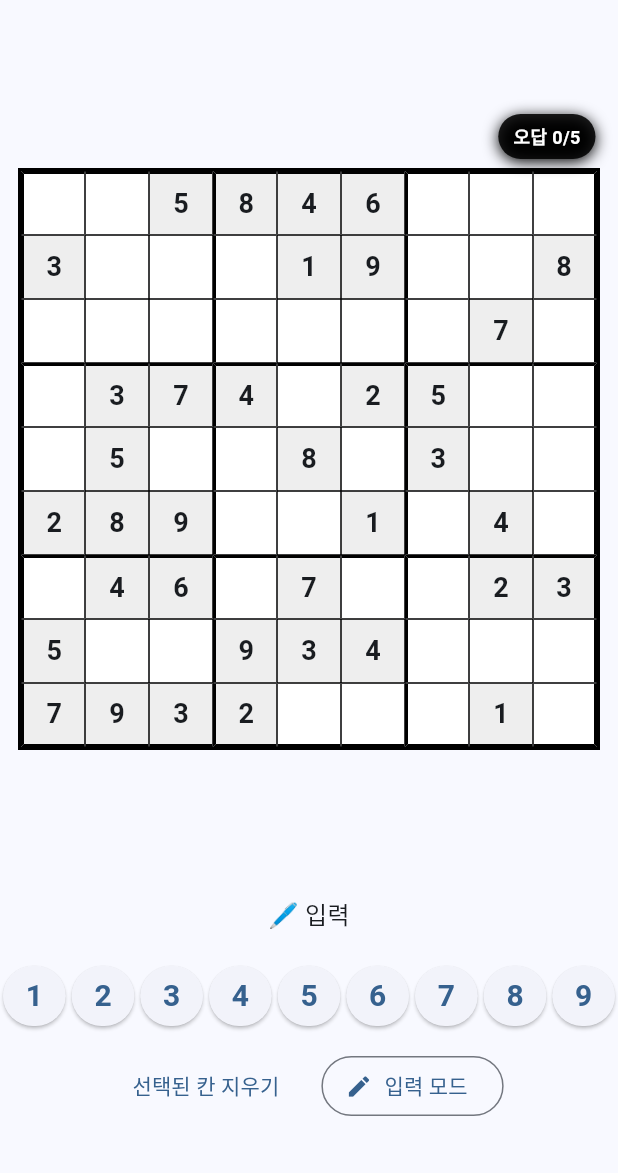
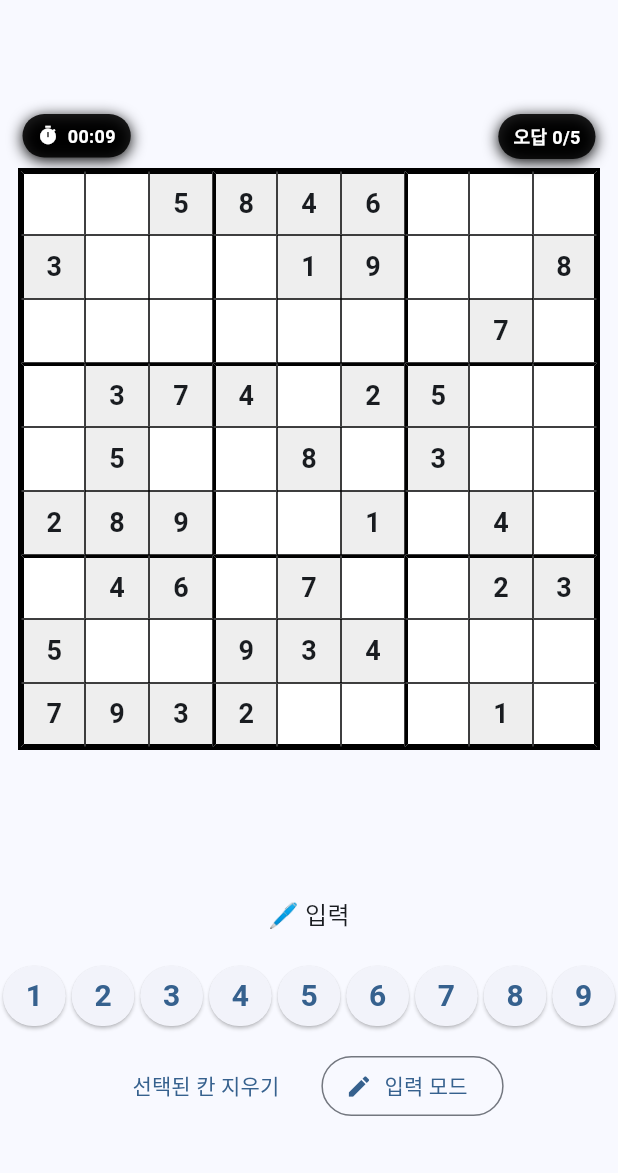
Before and after one commit to minBuild/sudoku, a Flutter app: the screen it shows after launch, after a tap on the "refresh" icon, on a phone screen of 412 x 824 dp, the part 63-1236 px from its top. Run offline on Flutter 3.47's test engine with Material 3 defaults, Android fonts, the phone set to English and light mode, and no system bars.

Commit message:
feat: Add timer

```diff
--- a/lib/controllers/sudoku_controller.dart
+++ b/lib/controllers/sudoku_controller.dart
@@ -27,6 +27,42 @@ class SudokuController extends ChangeNotifier {
 
   // "reset"은 현재 퍼즐로 다시 시작하도록 initial snapshot을 저장해둠
   late List<List<int>> _initialSnapshot;
+
+  Timer? _timer;
+  int _elapsedSeconds = 0;
+
+  int get elapsedSeconds => _elapsedSeconds;
+
+  String get elapsedLabel {
+    final m = _elapsedSeconds ~/ 60;
+    final s = _elapsedSeconds % 60;
+    final mm = m.toString().padLeft(2, '0');
+    final ss = s.toString().padLeft(2, '0');
+    return '$mm:$ss';
+  }
+
+  void _startTimer() {
+    _timer?.cancel();
+    _timer = Timer.periodic(const Duration(seconds: 1), (_) {
+      // 게임 끝났으면 증가 중단
+      if (_isGameOver || isSolved) {
+        _timer?.cancel();
+        _timer = null;
+        return;
+      }
+      _elapsedSeconds += 1;
+      notifyListeners();
+    });
+  }
+
+  void _stopTimer() {
+    _timer?.cancel();
+    _timer = null;
+  }
+
+  void _resetTimer() {
+    _elapsedSeconds = 0;
+  }
 
   bool _isNoteMode = false;
   bool get isNoteMode => _isNoteMode;
@@ -88,6 +124,8 @@ class SudokuController extends ChangeNotifier {
     _updateConflicts();
     _updateHighlights();
     // _updateWrongMarks(); // instantCheck 토글을 쓰고 있으면 필요 시 호출
+    _resetTimer();
+    _startTimer();
     notifyListeners();
   }
 
@@ -114,6 +152,8 @@ class SudokuController extends ChangeNotifier {
 
     _updateConflicts();
     _updateHighlights();
+    _resetTimer();
+    _startTimer();
     notifyListeners();
   }
 
@@ -367,4 +407,11 @@ class SudokuController extends ChangeNotifier {
     }
     return true;
   }
+
+  @override
+  void dispose() {
+    _timer?.cancel();
+    _errorController.close(); // 이미 쓰고 있으면 같이 정리
+    super.dispose();
+  }
 }
--- a/lib/screens/sudoku_screen.dart
+++ b/lib/screens/sudoku_screen.dart
@@ -183,6 +183,12 @@ class _SudokuScreenState extends State<SudokuScreen> {
 
                   Positioned(
                     top: -24,
+                    left: 15,
+                    child: _TimerBadge(label: controller.elapsedLabel),
+                  ),
+
+                  Positioned(
+                    top: -24,
                     right: 15,
                     child: _WrongCounterBadge(
                       wrong: controller.wrongCount,
@@ -308,3 +314,41 @@ class _WrongCounterBadge extends StatelessWidget {
     );
   }
 }
+
+class _TimerBadge extends StatelessWidget {
+  final String label;
+
+  const _TimerBadge({required this.label});
+
+  @override
+  Widget build(BuildContext context) {
+    return Container(
+      padding: const EdgeInsets.symmetric(horizontal: 10, vertical: 6),
+      decoration: BoxDecoration(
+        color: Colors.black87,
+        borderRadius: BorderRadius.circular(999),
+        boxShadow: const [
+          BoxShadow(
+            blurRadius: 8,
+            offset: Offset(0, 2),
+          ),
+        ],
+      ),
+      child: Row(
+        mainAxisSize: MainAxisSize.min,
+        children: [
+          const Icon(Icons.timer, size: 14, color: Colors.white),
+          const SizedBox(width: 6),
+          Text(
+            label,
+            style: const TextStyle(
+              color: Colors.white,
+              fontSize: 12,
+              fontWeight: FontWeight.bold,
+            ),
+          ),
+        ],
+      ),
+    );
+  }
+}
```
